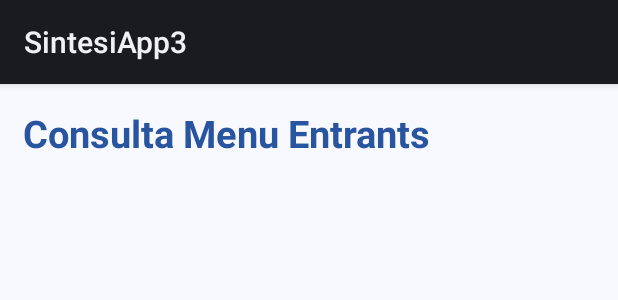
After one commit to jordiromero/SintesiApp3, an Android app: the layout entrants_layout.xml on its own in the app's theme, with its tools: preview values and no code run, on a phone screen of 412 x 824 dp. The commit adds this screen. Shown: the top 300 px of the screen. Run offline under Robolectric (Android 15) with nearby library versions, the phone set to English and light mode, and no system bars.

Commit message:
commit sintesiapp3

```diff
--- a/sintesiapp/src/main/AndroidManifest.xml
+++ b/sintesiapp/src/main/AndroidManifest.xml
@@ -15,6 +15,7 @@
     -->
     <uses-permission android:name="android.permission.ACCESS_COARSE_LOCATION" />
     <uses-permission android:name="android.permission.ACCESS_FINE_LOCATION" />
+    <uses-permission android:name="android.permission.ACCESS_WIFI_STATE" />
 
 
     <application
--- /dev/null
+++ b/sintesiapp/src/main/res/layout/entrants_layout.xml
@@ -0,0 +1,26 @@
+<?xml version="1.0" encoding="utf-8"?>
+<LinearLayout xmlns:android="http://schemas.android.com/apk/res/android"
+    android:layout_width="match_parent"
+    android:layout_height="match_parent"
+    android:background="#f8f9fe"
+    android:orientation="vertical" >
+
+    <!--<include layout="@layout/actionbar_layout" />-->
+
+    <LinearLayout
+        android:layout_width="fill_parent"
+        android:layout_height="wrap_content" >
+
+        <TextView
+            android:layout_width="fill_parent"
+            android:layout_height="wrap_content"
+            android:padding="15dip"
+            android:text="Consulta Menu Entrants"
+            android:textColor="#ff29549f"
+            android:textSize="25dip"
+            android:textStyle="bold" />
+    </LinearLayout>
+
+
+
+</LinearLayout>
```
Also changed, not shown: sintesiapp/src/main/java/com/iesebre/sintesiapp3/sintesiapp/ConsultaMenuActivity.java (+77 -89 lines).
